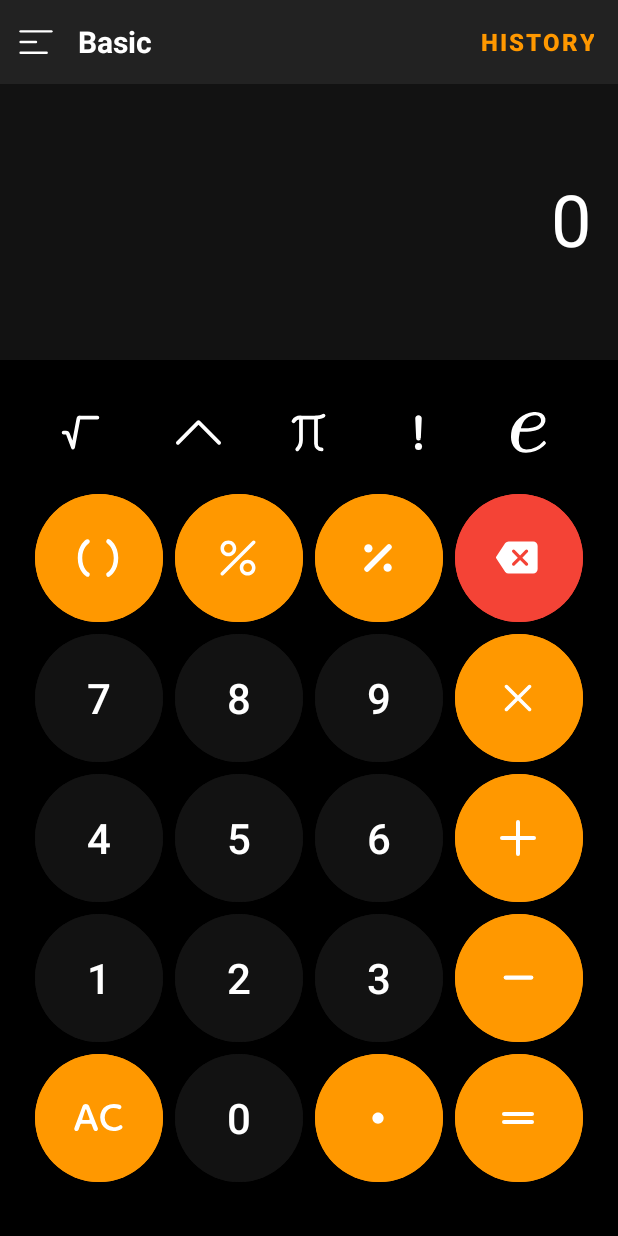
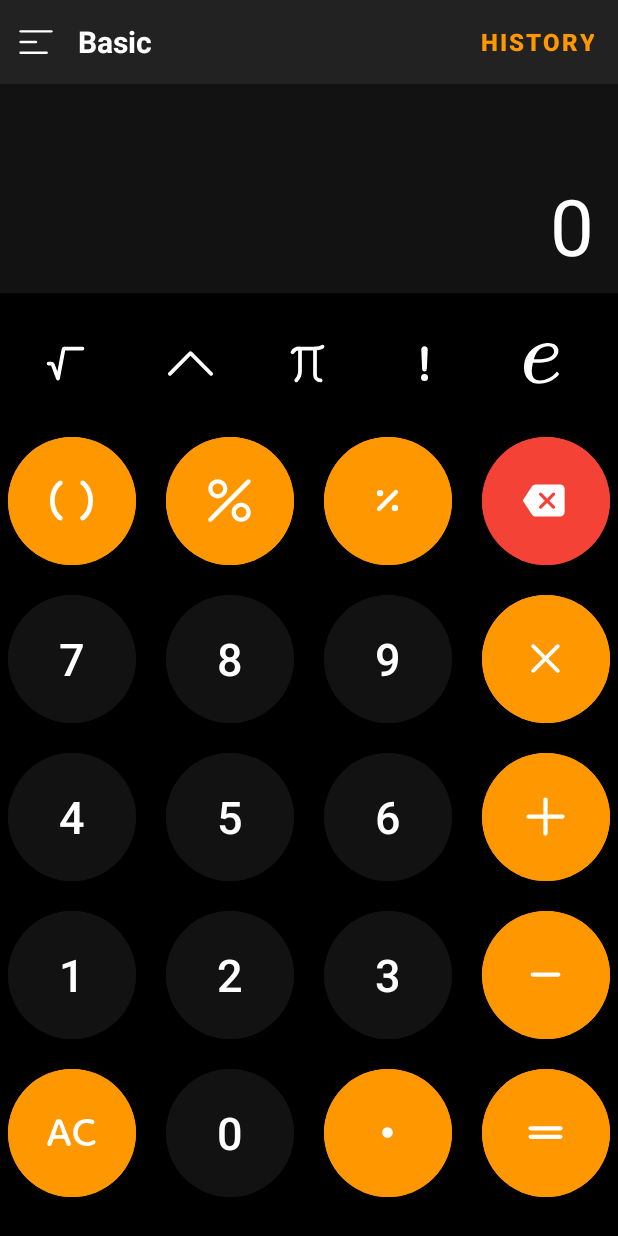
Before and after one commit to shaadowapp/1calculator, an Android app: the screen it shows after launch (MainActivity), on a phone screen of 412 x 824 dp. Run offline under Robolectric (Android 15) with nearby library versions, the phone set to English and light mode, and no system bars.

Commit message:
making responsive

```diff
--- a/app/src/main/res/layout/activity_main.xml
+++ b/app/src/main/res/layout/activity_main.xml
@@ -11,7 +11,7 @@
     <LinearLayout
         android:id="@+id/basic_navbar"
         android:layout_width="match_parent"
-        android:layout_height="56dp"
+        android:layout_height="@dimen/navbar_height"
         android:background="#222"
         android:orientation="horizontal"
         android:gravity="center_vertical">
@@ -58,7 +58,7 @@
         android:layout_height="wrap_content"
         android:orientation="vertical"
         android:background="#121212"
-        android:padding="18dp"
+        android:padding="@dimen/padding"
         android:paddingBottom="32dp">
 
         <TextView
@@ -68,7 +68,7 @@
             android:textAlignment="textEnd"
             android:longClickable="true"
             android:textColor="@android:color/white"
-            android:textSize="29sp" />
+            android:textSize="@dimen/solution_text_size" />
 
         <!-- Result display -->
         <TextView
@@ -78,7 +78,7 @@
             android:text="@string/_0"
             android:textAlignment="textEnd"
             android:textColor="@android:color/white"
-            android:textSize="48sp"
+            android:textSize="@dimen/display_text_size"
             android:longClickable="true"
             android:background="@android:color/transparent"
             android:contentDescription="@string/initial_result_text_description"/>
@@ -101,7 +101,7 @@
         android:layout_alignParentBottom="true"
         android:orientation="vertical"
         android:background="#000000"
-        android:paddingVertical="12dp">
+        android:paddingVertical="8dp">
 
         <!-- Row 1 -->
         <LinearLayout
@@ -112,13 +112,13 @@
 
             <com.google.android.material.button.MaterialButton
                 android:id="@+id/button_sqrt"
-                android:layout_width="65dp"
-                android:layout_height="65dp"
-                android:layout_margin="4dp"
+                android:layout_width="@dimen/special_button_size"
+                android:layout_height="@dimen/special_button_size"
+                android:layout_margin="@dimen/special_button_margin"
                 app:backgroundTint="#000000"
                 android:textColor="@color/white"
                 app:icon="@drawable/ic_sqrt"
-                app:iconSize="30dp"
+                app:iconSize="@dimen/special_icon_size"
                 app:iconTint="@color/white"
                 app:iconGravity="textStart"
                 style="@style/Widget.MaterialComponents.ExtendedFloatingActionButton"
@@ -126,13 +126,13 @@
 
             <com.google.android.material.button.MaterialButton
                 android:id="@+id/button_power"
-                android:layout_width="65dp"
-                android:layout_height="65dp"
-                android:layout_margin="4dp"
+                android:layout_width="@dimen/special_button_size"
+                android:layout_height="@dimen/special_button_size"
+                android:layout_margin="@dimen/special_button_margin"
                 app:backgroundTint="#000000"
                 android:textColor="@color/white"
                 app:icon="@drawable/ic_power"
-                app:iconSize="30dp"
+                app:iconSize="@dimen/special_icon_size"
                 app:iconTint="@color/white"
                 android:paddingStart="11dp"
                 android:paddingEnd="0dp"
@@ -142,13 +142,13 @@
 
             <com.google.android.material.button.MaterialButton
                 android:id="@+id/button_pi"
-                android:layout_width="65dp"
-                android:layout_height="65dp"
-                android:layout_margin="4dp"
+                android:layout_width="@dimen/special_button_size"
+                android:layout_height="@dimen/special_button_size"
+                android:layout_margin="@dimen/special_button_margin"
                 app:backgroundTint="#000000"
                 android:textColor="@color/white"
                 app:icon="@drawable/ic_pi"
-                app:iconSize="30dp"
+                app:iconSize="@dimen/special_icon_size"
                 app:iconTint="@color/white"
                 android:paddingStart="11dp"
                 android:paddingEnd="0dp"
@@ -158,13 +158,13 @@
 
             <com.google.android.material.button.MaterialButton
                 android:id="@+id/button_factorial"
-                android:layout_width="65dp"
-                android:layout_height="65dp"
-                android:layout_margin="4dp"
+                android:layout_width="@dimen/special_button_size"
+                android:layout_height="@dimen/special_button_size"
+                android:layout_margin="@dimen/special_button_margin"
                 app:backgroundTint="#000000"
                 android:textColor="@color/white"
                 app:icon="@drawable/ic_factorial"
-                app:iconSize="30dp"
+                app:iconSize="@dimen/special_icon_size"
                 app:iconTint="@color/white"
                 android:paddingStart="11dp"
                 android:paddingEnd="0dp"
@@ -174,13 +174,13 @@
 
             <com.google.android.material.button.MaterialButton
                 android:id="@+id/button_e"
-                android:layout_width="65dp"
-                android:layout_height="65dp"
-                android:layout_margin="4dp"
+                android:layout_width="@dimen/special_button_size"
+                android:layout_height="@dimen/special_button_size"
+                android:layout_margin="@dimen/special_button_margin"
                 app:backgroundTint="#000000"
                 android:textColor="@color/white"
                 app:icon="@drawable/ic_e"
-                app:iconSize="30dp"
+                app:iconSize="@dimen/special_icon_size"
                 app:iconTint="@color/white"
                 android:paddingStart="11dp"
                 android:paddingEnd="0dp"
@@ -199,14 +199,14 @@
 
             <com.google.android.material.button.MaterialButton
                 android:id="@+id/button_brackets"
-                android:layout_width="85dp"
-                android:layout_height="85dp"
-                android:layout_margin="4dp"
+                android:layout_width="@dimen/button_size"
+                android:layout_height="@dimen/button_size"
+                android:layout_margin="@dimen/button_margin"
                 app:cornerRadius="55dp"
                 android:backgroundTint="#FF9800"
                 android:textColor="@color/white"
                 app:icon="@drawable/ic_brackets"
-                app:iconSize="32dp"
+                app:iconSize="@dimen/icon_size"
                 app:iconTint="@color/white"
                 android:paddingStart="11dp"
                 android:paddingEnd="0dp"
@@ -216,14 +216,14 @@
 
             <com.google.android.material.button.MaterialButton
                 android:id="@+id/button_percent"
-                android:layout_width="85dp"
-                android:layout_height="85dp"
-                android:layout_margin="4dp"
+                android:layout_width="@dimen/button_size"
+                android:layout_height="@dimen/button_size"
+                android:layout_margin="@dimen/button_margin"
                 app:cornerRadius="55dp"
                 android:backgroundTint="#FF9800"
                 android:textColor="@color/white"
                 app:icon="@drawable/ic_percent"
-                app:iconSize="28dp"
+                app:iconSize="@dimen/icon_size"
                 app:iconTint="@color/white"
                 android:paddingStart="11dp"
                 android:paddingEnd="0dp"
@@ -233,14 +233,14 @@
 
             <com.google.android.material.button.MaterialButton
                 android:id="@+id/button_divide"
-                android:layout_width="85dp"
-                android:layout_height="85dp"
-                android:layout_margin="4dp"
+                android:layout_width="@dimen/button_size"
+                android:layout_height="@dimen/button_size"
+                android:layout_margin="@dimen/button_margin"
                 app:cornerRadius="55dp"
                 android:backgroundTint="#FF9800"
                 android:textColor="@color/white"
                 app:icon="@drawable/ic_divide"
-                app:iconSize="44dp"
+                app:iconSize="@dimen/icon_size"
                 app:iconTint="@color/white"
                 android:paddingStart="11dp"
                 android:paddingEnd="0dp"
@@ -250,14 +250,14 @@
 
             <com.google.android.material.button.MaterialButton
                 android:id="@+id/button_backspace"
-                android:layout_width="85dp"
-                android:layout_height="85dp"
-                android:layout_margin="4dp"
+                android:layout_width="@dimen/button_size"
+                android:layout_height="@dimen/button_size"
+                android:layout_margin="@dimen/button_margin"
                 app:cornerRadius="55dp"
                 android:backgroundTint="#F44336"
                 android:textColor="@color/white"
                 app:icon="@drawable/ic_backspace"
-                app:iconSize="34dp"
+                app:iconSize="@dimen/icon_size"
                 app:iconTint="@color/white"
                 android:paddingStart="11dp"
                 android:paddingEnd="0dp"
@@ -275,50 +275,50 @@
 
             <com.google.android.material.button.MaterialButton
                 android:id="@+id/button_7"
-                android:layout_width="85dp"
-                android:layout_height="85dp"
+                android:layout_width="@dimen/button_size"
+                android:layout_height="@dimen/button_size"
                 android:text="@string/_7"
                 android:textColor="@color/white"
-                android:textSize="28sp"
-                android:layout_margin="4dp"
+                android:textSize="@dimen/text_size"
+                android:layout_margin="@dimen/button_margin"
                 style="@style/Widget.MaterialComponents.ExtendedFloatingActionButton"
                 app:cornerRadius="55dp"
                 android:backgroundTint="#121212"/>
 
             <com.google.android.material.button.MaterialButton
                 android:id="@+id/button_8"
-                android:layout_width="85dp"
-                android:layout_height="85dp"
+                android:layout_width="@dimen/button_size"
+                android:layout_height="@dimen/button_size"
                 android:text="@string/_8"
                 android:textColor="@color/white"
-                android:textSize="28sp"
-                android:layout_margin="4dp"
+                android:textSize="@dimen/text_size"
+                android:layout_margin="@dimen/button_margin"
                 style="@style/Widget.MaterialComponents.ExtendedFloatingActionButton"
                 app:cornerRadius="55dp"
                 android:backgroundTint="#121212" />
 
             <com.google.android.material.button.MaterialButton
                 android:id="@+id/button_9"
-                android:layout_width="85dp"
-                android:layout_height="85dp"
+                android:layout_width="@dimen/button_size"
+                android:layout_height="@dimen/button_size"
                 android:text="@string/_9"
                 android:textColor="@color/white"
-                android:textSize="28sp"
-                android:layout_margin="4dp"
+                android:textSize="@dimen/text_size"
+                android:layout_margin="@dimen/button_margin"
                 style="@style/Widget.MaterialComponents.ExtendedFloatingActionButton"
                 app:cornerRadius="55dp"
                 android:backgroundTint="#121212" />
 
             <com.google.android.material.button.MaterialButton
                 android:id="@+id/button_multiply"
-                android:layout_width="85dp"
-                android:layout_height="85dp"
-                android:layout_margin="4dp"
+                android:layout_width="@dimen/button_size"
+                android:layout_height="@dimen/button_size"
+                android:layout_margin="@dimen/button_margin"
                 app:cornerRadius="55dp"
                 android:backgroundTint="#FF9800"
                 android:textColor="@color/white"
                 app:icon="@drawable/ic_multiply"
-                app:iconSize="32dp"
+                app:iconSize="@dimen/icon_size"
                 app:iconTint="@color/white"
                 android:paddingStart="11dp"
                 android:paddingEnd="0dp"
@@ -336,50 +336,50 @@
 
             <com.google.android.material.button.MaterialButton
                 android:id="@+id/button_4"
-                android:layout_width="85dp"
-                android:layout_height="85dp"
+                android:layout_width="@dimen/button_size"
+                android:layout_height="@dimen/button_size"
                 android:text="@string/_4"
                 android:textColor="@color/white"
-                android:textSize="28sp"
-                android:layout_margin="4dp"
+                android:textSize="@dimen/text_size"
+                android:layout_margin="@dimen/button_margin"
                 style="@style/Widget.MaterialComponents.ExtendedFloatingActionButton"
                 app:cornerRadius="55dp"
                 android:backgroundTint="#121212" />
 
             <com.google.android.material.button.MaterialButton
                 android:id="@+id/button_5"
-                android:layout_width="85dp"
-                android:layout_height="85dp"
+                android:layout_width="@dimen/button_size"
+                android:layout_height="@dimen/button_size"
                 android:text="@string/_5"
                 android:textColor="@color/white"
-                android:textSize="28sp"
-                android:layout_margin="4dp"
+                android:textSize="@dimen/text_size"
+                android:layout_margin="@dimen/button_margin"
                 style="@style/Widget.MaterialComponents.ExtendedFloatingActionButton"
                 app:cornerRadius="55dp"
                 android:backgroundTint="#121212" />
 
             <com.google.android.material.button.MaterialButton
                 android:id="@+id/button_6"
-                android:layout_width="85dp"
-                android:layout_height="85dp"
+                android:layout_width="@dimen/button_size"
+                android:layout_height="@dimen/button_size"
                 android:text="@string/_6"
                 android:textColor="@color/white"
-                android:textSize="28sp"
-                android:layout_margin="4dp"
+                android:textSize="@dimen/text_size"
+                android:layout_margin="@dimen/button_margin"
                 style="@style/Widget.MaterialComponents.ExtendedFloatingActionButton"
                 app:cornerRadius="55dp"
                 android:backgroundTint="#121212" />
 
             <com.google.android.material.button.MaterialButton
                 android:id="@+id/button_plus"
-                android:layout_width="85dp"
-                android:layout_height="85dp"
-                android:layout_margin="4dp"
+                android:layout_width="@dimen/button_size"
+                android:layout_height="@dimen/button_size"
+                android:layout_margin="@dimen/button_margin"
                 app:cornerRadius="55dp"
                 android:backgroundTint="#FF9800"
                 android:textColor="@color/white"
                 app:icon="@drawable/ic_plus"
-                app:iconSize="32dp"
+                app:iconSize="@dimen/icon_size"
                 app:iconTint="@color/white"
                 android:paddingStart="11dp"
                 android:paddingEnd="0dp"
@@ -397,50 +397,50 @@
 
             <com.google.android.material.button.MaterialButton
                 android:id="@+id/button_1"
-                android:layout_width="85dp"
-                android:layout_height="85dp"
+                android:layout_width="@dimen/button_size"
+                android:layout_height="@dimen/button_size"
                 android:text="@string/_1"
                 android:textColor="@color/white"
-                android:textSize="28sp"
-                android:layout_margin="4dp"
+                android:textSize="@dimen/text_size"
+                android:layout_margin="@dimen/button_margin"
                 style="@style/Widget.MaterialComponents.ExtendedFloatingActionButton"
                 app:cornerRadius="55dp"
                 android:backgroundTint="#121212" />
 
             <com.google.android.material.button.MaterialButton
                 android:id="@+id/button_2"
-                android:layout_width="85dp"
-                android:layout_height="85dp"
+                android:layout_width="@dimen/button_size"
+                android:layout_height="@dimen/button_size"
                 android:text="@string/_2"
                 android:textColor="@color/white"
-                android:textSize="28sp"
-                android:layout_margin="4dp"
+                android:textSize="@dimen/text_size"
+                android:layout_margin="@dimen/button_margin"
                 style="@style/Widget.MaterialComponents.ExtendedFloatingActionButton"
                 app:cornerRadius="55dp"
                 android:backgroundTint="#121212" />
 
             <com.google.android.material.button.MaterialButton
                 android:id="@+id/button_3"
-                android:layout_width="85dp"
-                android:layout_height="85dp"
+                android:layout_width="@dimen/button_size"
+                android:layout_height="@dimen/button_size"
                 android:text="@string/_3"
                 android:textColor="@color/white"
-                android:textSize="28sp"
-                android:layout_margin="4dp"
+                android:textSize="@dimen/text_size"
+                android:layout_margin="@dimen/button_margin"
                 style="@style/Widget.MaterialComponents.ExtendedFloatingActionButton"
                 app:cornerRadius="55dp"
                 android:backgroundTint="#121212" />
 
             <com.google.android.material.button.MaterialButton
                 android:id="@+id/button_minus"
-                android:layout_width="85dp"
-                android:layout_height="85dp"
-                android:layout_margin="4dp"
+                android:layout_width="@dimen/button_size"
+                android:layout_height="@dimen/button_size"
+                android:layout_margin="@dimen/button_margin"
                 app:cornerRadius="55dp"
                 android:backgroundTint="#FF9800"
                 android:textColor="@color/white"
                 app:icon="@drawable/ic_minus"
-                app:iconSize="34dp"
+                app:iconSize="@dimen/icon_size"
                 app:iconTint="@color/white"
                 android:paddingStart="11dp"
                 android:paddingEnd="0dp"
@@ -455,18 +455,18 @@
             android:layout_height="wrap_content"
             android:gravity="center"
             android:orientation="horizontal"
-            android:paddingBottom="20dp">
+            android:paddingBottom="8dp">
 
             <com.google.android.material.button.MaterialButton
                 android:id="@+id/button_ac"
-                android:layout_width="85dp"
-                android:layout_height="85dp"
-                android:layout_margin="4dp"
+                android:layout_width="@dimen/button_size"
+                android:layout_height="@dimen/button_size"
+                android:layout_margin="@dimen/button_margin"
                 app:cornerRadius="55dp"
                 android:backgroundTint="#FF9800"
                 android:textColor="@color/white"
                 app:icon="@drawable/ic_ac"
-                app:iconSize="34dp"
+                app:iconSize="@dimen/icon_size"
                 app:iconTint="@color/white"
                 android:paddingStart="11dp"
                 android:paddingEnd="0dp"
@@ -476,12 +476,12 @@
 
             <com.google.android.material.button.MaterialButton
                 android:id="@+id/button_0"
-                android:layout_width="85dp"
-                android:layout_height="85dp"
+                android:layout_width="@dimen/button_size"
+                android:layout_height="@dimen/button_size"
                 android:text="@string/_0"
                 android:textColor="@color/white"
-                android:textSize="28sp"
-                android:layout_margin="4dp"
+                android:textSize="@dimen/text_size"
+                android:layout_margin="@dimen/button_margin"
                 style="@style/Widget.MaterialComponents.ExtendedFloatingActionButton"
                 app:cornerRadius="42.5dp"
                 android:backgroundTint="#121212"
@@ -489,14 +489,14 @@
 
             <com.google.android.material.button.MaterialButton
                 android:id="@+id/button_dot"
-                android:layout_width="85dp"
-                android:layout_height="85dp"
-                android:layout_margin="4dp"
+                android:layout_width="@dimen/button_size"
+                android:layout_height="@dimen/button_size"
+                android:layout_margin="@dimen/button_margin"
                 app:cornerRadius="55dp"
                 android:backgroundTint="#FF9800"
                 android:textColor="@color/white"
                 app:icon="@drawable/ic_dot"
-                app:iconSize="36dp"
+                app:iconSize="@dimen/icon_size"
                 app:iconTint="@color/white"
                 android:paddingStart="11dp"
                 android:paddingEnd="0dp"
@@ -506,14 +506,14 @@
 
             <com.google.android.material.button.MaterialButton
                 android:id="@+id/button_equals"
-                android:layout_width="85dp"
-                android:layout_height="85dp"
-                android:layout_margin="4dp"
+                android:layout_width="@dimen/button_size"
+                android:layout_height="@dimen/button_size"
+                android:layout_margin="@dimen/button_margin"
                 app:cornerRadius="55dp"
                 android:backgroundTint="#FF9800"
                 android:textColor="@color/white"
                 app:icon="@drawable/ic_equals"
-                app:iconSize="32dp"
+                app:iconSize="@dimen/icon_size"
                 app:iconTint="@color/white"
                 android:paddingStart="11dp"
                 android:paddingEnd="0dp"
--- a/app/src/main/res/values/dimens.xml
+++ b/app/src/main/res/values/dimens.xml
@@ -1,4 +1,78 @@
 <?xml version="1.0" encoding="utf-8"?>
 <resources>
     <dimen name="popup_vertical_offset">12dp</dimen>
+
+    <!-- Responsive dimensions for calculator -->
+    <dimen name="button_size_small">65dp</dimen>
+    <dimen name="button_size_medium">75dp</dimen>
+    <dimen name="button_size_large">85dp</dimen>
+    <dimen name="button_size_xlarge">95dp</dimen>
+
+    <!-- Special button sizes (first row - sqrt, power, pi, factorial, e) -->
+    <dimen name="special_button_size_small">55dp</dimen>
+    <dimen name="special_button_size_medium">65dp</dimen>
+    <dimen name="special_button_size_large">75dp</dimen>
+    <dimen name="special_button_size_xlarge">85dp</dimen>
+
+    <!-- Regular button margins (increased) -->
+    <dimen name="button_margin_small">6dp</dimen>
+    <dimen name="button_margin_medium">8dp</dimen>
+    <dimen name="button_margin_large">10dp</dimen>
+    <dimen name="button_margin_xlarge">12dp</dimen>
+
+    <!-- Special button margins (first row - much tighter) -->
+    <dimen name="special_button_margin_small">0.5dp</dimen>
+    <dimen name="special_button_margin_medium">0.75dp</dimen>
+    <dimen name="special_button_margin_large">1dp</dimen>
+    <dimen name="special_button_margin_xlarge">1.5dp</dimen>
+
+    <dimen name="text_size_small">22sp</dimen>
+    <dimen name="text_size_medium">26sp</dimen>
+    <dimen name="text_size_large">30sp</dimen>
+    <dimen name="text_size_xlarge">34sp</dimen>
+
+    <dimen name="display_text_size_small">40sp</dimen>
+    <dimen name="display_text_size_medium">46sp</dimen>
+    <dimen name="display_text_size_large">52sp</dimen>
+    <dimen name="display_text_size_xlarge">58sp</dimen>
+
+    <dimen name="solution_text_size_small">24sp</dimen>
+    <dimen name="solution_text_size_medium">28sp</dimen>
+    <dimen name="solution_text_size_large">32sp</dimen>
+    <dimen name="solution_text_size_xlarge">36sp</dimen>
+
+    <!-- Regular icon sizes -->
+    <dimen name="icon_size_small">26dp</dimen>
+    <dimen name="icon_size_medium">30dp</dimen>
+    <dimen name="icon_size_large">34dp</dimen>
+    <dimen name="icon_size_xlarge">38dp</dimen>
+
+    <!-- Special button icon sizes (first row - smaller) -->
+    <dimen name="special_icon_size_small">22dp</dimen>
+    <dimen name="special_icon_size_medium">26dp</dimen>
+    <dimen name="special_icon_size_large">30dp</dimen>
+    <dimen name="special_icon_size_xlarge">34dp</dimen>
+
+    <dimen name="navbar_height_small">48dp</dimen>
+    <dimen name="navbar_height_medium">52dp</dimen>
+    <dimen name="navbar_height_large">56dp</dimen>
+    <dimen name="navbar_height_xlarge">60dp</dimen>
+
+    <dimen name="padding_small">8dp</dimen>
+    <dimen name="padding_medium">12dp</dimen>
+    <dimen name="padding_large">16dp</dimen>
+    <dimen name="padding_xlarge">20dp</dimen>
+
+    <!-- Default responsive dimensions (fallback for all devices) -->
+    <dimen name="button_size">@dimen/button_size_large</dimen>
+    <dimen name="special_button_size">@dimen/special_button_size_large</dimen>
+    <dimen name="button_margin">@dimen/button_margin_large</dimen>
+    <dimen name="special_button_margin">@dimen/special_button_margin_large</dimen>
+    <dimen name="text_size">@dimen/text_size_large</dimen>
+    <dimen name="display_text_size">@dimen/display_text_size_large</dimen>
+    <dimen name="solution_text_size">@dimen/solution_text_size_large</dimen>
+    <dimen name="icon_size">@dimen/icon_size_large</dimen>
+    <dimen name="special_icon_size">@dimen/special_icon_size_large</dimen>
+    <dimen name="navbar_height">@dimen/navbar_height_large</dimen>
+    <dimen name="padding">@dimen/padding_large</dimen>
 </resources>
```
